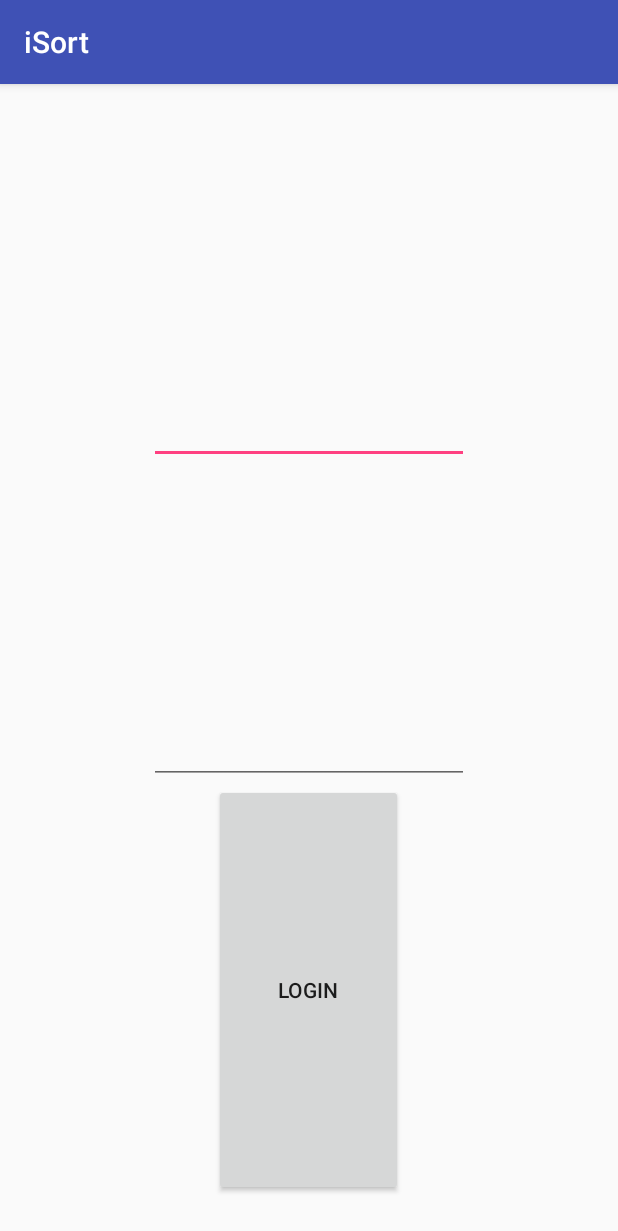
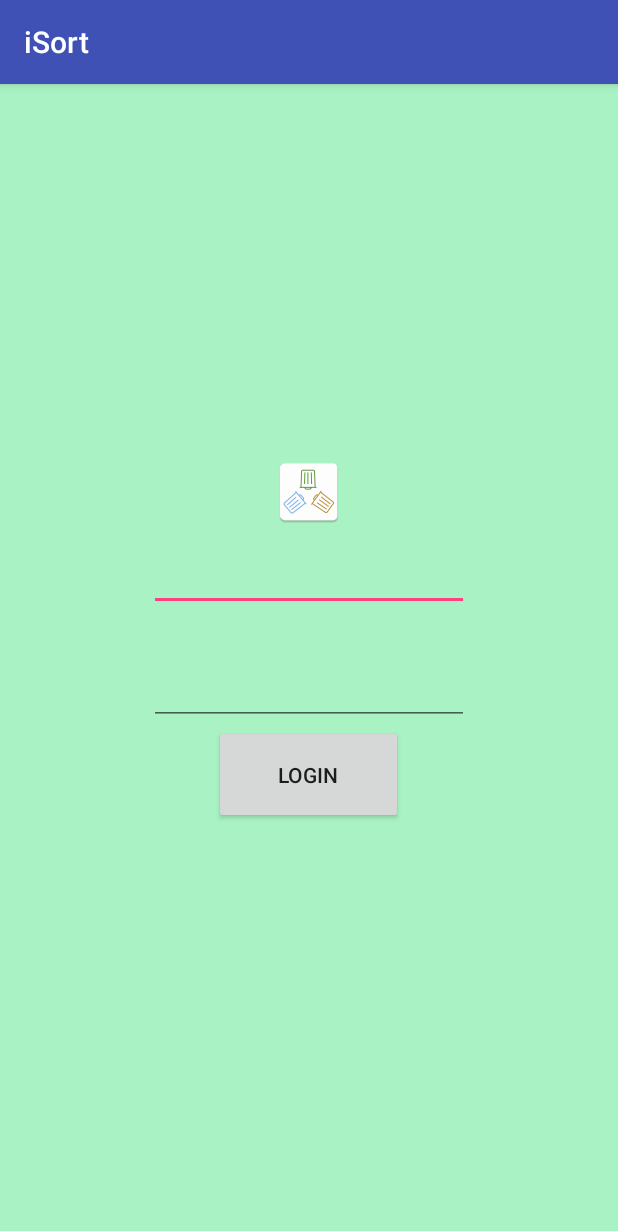
Before and after one commit to kushgkh/iSort, an Android app: the LoginActivity screen opened directly, with no data from a screen before it, on a phone screen of 412 x 824 dp. Shown: the top 1231 px of the screen. Run offline under Robolectric (Android 15) with nearby library versions, the phone set to English and light mode, and no system bars.

Commit message:
changed the background color and added a photo

```diff
--- a/app/src/main/res/layout/login_main.xml
+++ b/app/src/main/res/layout/login_main.xml
@@ -1,23 +1,43 @@
 <?xml version="1.0" encoding="utf-8"?>
-<LinearLayout xmlns:android="http://schemas.android.com/apk/res/android"
+<LinearLayout
+    xmlns:android="http://schemas.android.com/apk/res/android"
+    xmlns:app="http://schemas.android.com/apk/res-auto"
     android:layout_width="match_parent"
     android:layout_height="match_parent"
-    android:orientation="vertical">
+    android:orientation="vertical"
+    android:layout_gravity="center"
+    android:gravity="center"
+    android:background="@color/mint_green">
 
+    <ImageView
+        android:layout_width="match_parent"
+        android:layout_height="wrap_content"
+        android:src="@mipmap/isort_launcher"
+        android:layout_marginBottom="10dp"/>
+
+    <LinearLayout
+        android:layout_gravity="center"
+        android:gravity="center"
+        android:orientation="vertical"
+        android:layout_width="match_parent"
+        android:layout_height="wrap_content">
     <EditText
         android:id="@+id/editText"
         android:layout_width="wrap_content"
         android:layout_height="wrap_content"
-        android:layout_gravity="top|center_horizontal"
+        android:layout_gravity="center"
         android:layout_weight="1"
         android:ems="10"
+        android:layout_marginBottom="15dp"
         android:inputType="textEmailAddress" />
 
     <EditText
         android:id="@+id/editText2"
         android:layout_width="wrap_content"
-        android:layout_height="5dp"
-        android:layout_gravity="top|center_horizontal"
+        android:layout_height="wrap_content"
+        android:layout_marginTop="15dp"
+        android:layout_gravity="center_horizontal"
+        android:gravity="center"
         android:layout_weight="1"
         android:ems="10"
         android:inputType="textPassword" />
@@ -35,4 +55,6 @@
         android:contextClickable="true"
         android:minWidth="400px"
         android:text="Login" />
+
+    </LinearLayout>
 </LinearLayout>
--- /dev/null
+++ b/app/src/main/res/values/values.xml
@@ -0,0 +1,4 @@
+<?xml version="1.0" encoding="utf-8"?>
+<resources>
+    <color name="mint_green">#a9f2c3</color>
+</resources>
```
Also changed, not shown: app/src/main/isort_launcher-web.png (added), app/src/main/res/mipmap-hdpi/isort_launcher.png (added), app/src/main/res/mipmap-mdpi/isort_launcher.png (added), app/src/main/res/mipmap-xhdpi/isort_launcher.png (added), app/src/main/res/mipmap-xxhdpi/isort_launcher.png (added), app/src/main/res/mipmap-xxxhdpi/isort_launcher.png (added), 5 other files.
